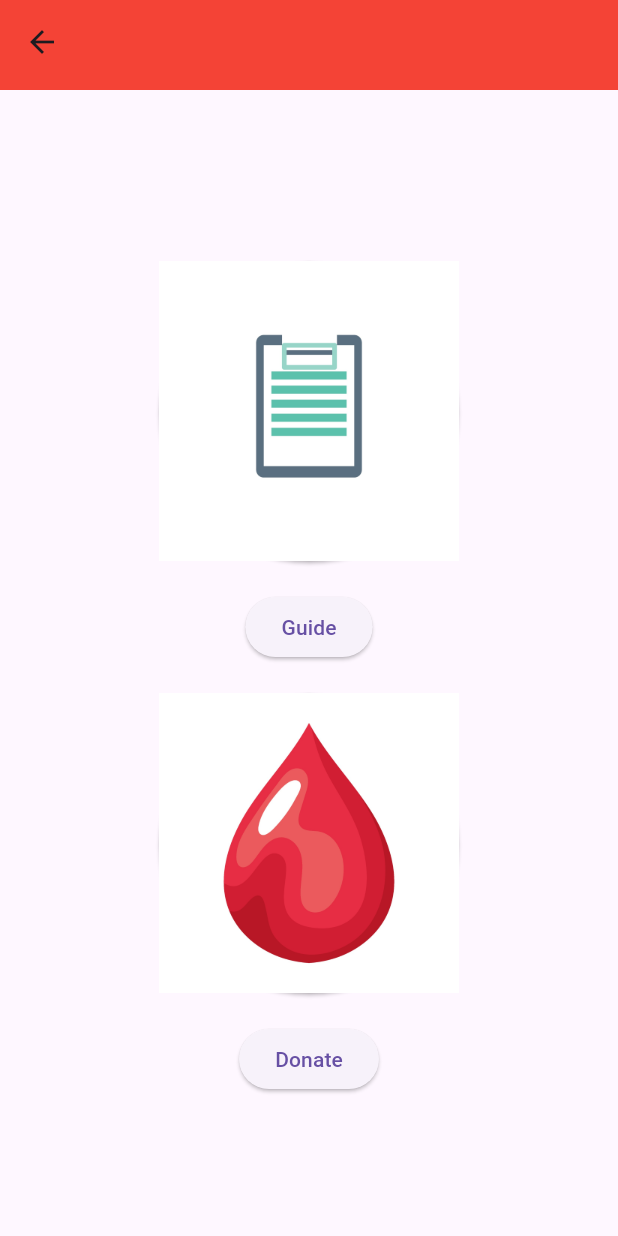
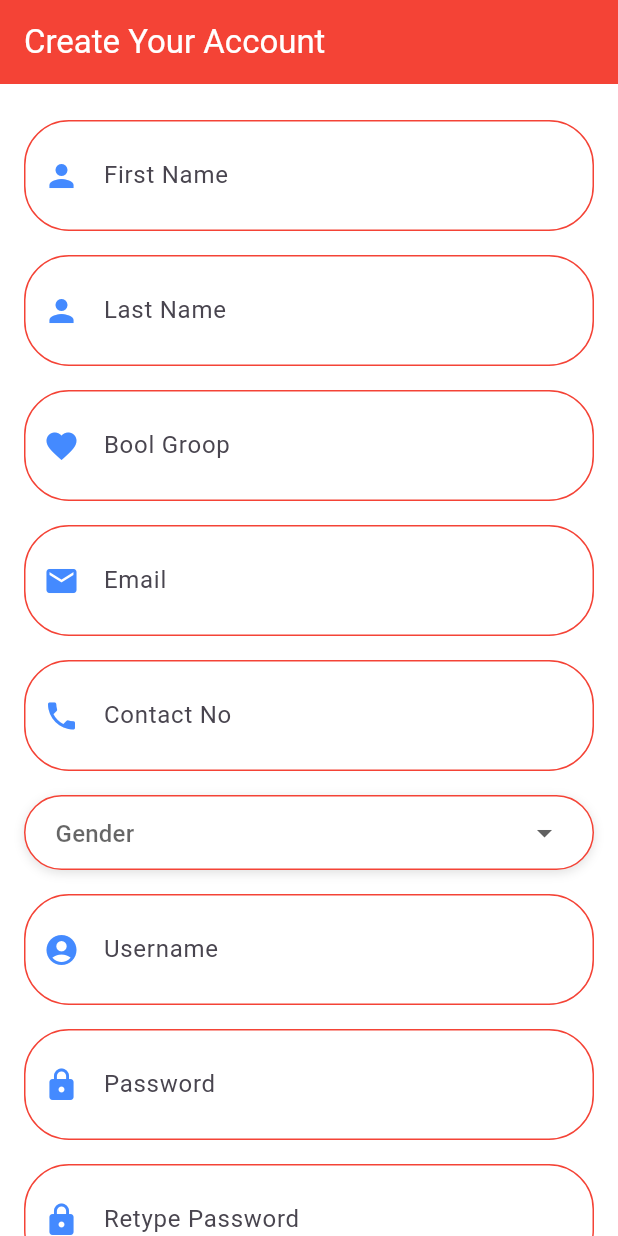
Before and after one commit to Gathika12/Blood-Donation-Mobile-App-Flutter, a Flutter app: the screen it shows after launch, on a phone screen of 412 x 824 dp. Run offline on Flutter 3.47's test engine with Material 3 defaults, Android fonts, the phone set to English and light mode, and no system bars.

Commit message:
Register page

```diff
--- a/blood donation/lib/main.dart
+++ b/blood donation/lib/main.dart
@@ -1,7 +1,5 @@
-import 'package:firebase_core/firebase_core.dart';
-import 'package:flutter/foundation.dart';
 import 'package:flutter/material.dart';
-import 'package:practice02/home.dart';
+import 'package:practice02/register.dart';
 //import 'package:practice02/home.dart';
 //import 'package:practice02/register.dart';
 //import 'package:practice02/welcome.dart';
@@ -26,7 +24,7 @@ void main() async {
   }
 */
   runApp(MaterialApp(
-    home: DashboardPage(), // Use HomePage widget as the home page
+    home: RegisterPage(), // Use HomePage widget as the home page
   ));
 }
 
--- /dev/null
+++ b/blood donation/lib/register.dart
@@ -0,0 +1,205 @@
+import 'package:flutter/material.dart';
+import 'package:practice02/login.dart';
+
+void main() {
+  runApp(MaterialApp(
+    home: RegisterPage(),
+  ));
+}
+
+class RegisterPage extends StatefulWidget {
+  @override
+  _RegisterPageState createState() => _RegisterPageState();
+}
+
+class _RegisterPageState extends State<RegisterPage> {
+  TextEditingController _firstNameController = TextEditingController();
+  TextEditingController _lastNameController = TextEditingController();
+  TextEditingController _emailController = TextEditingController();
+  TextEditingController _contactNoController = TextEditingController();
+  TextEditingController _usernameController = TextEditingController();
+  TextEditingController _passwordController = TextEditingController();
+  TextEditingController _retypePasswordController = TextEditingController();
+  TextEditingController _locationController = TextEditingController();
+  TextEditingController _BoolGroopController = TextEditingController();
+
+  String? _selectedGender;
+
+  Widget _buildOvalTextFieldWithIcon({
+    required TextEditingController controller,
+    required String labelText,
+    required IconData icon,
+  }) {
+    return Container(
+      margin: EdgeInsets.symmetric(vertical: 8.0),
+      decoration: BoxDecoration(
+        borderRadius: BorderRadius.circular(30.0), // Make it oval-shaped
+        color: Colors.white,
+        border: Border.all(color: Colors.red), // Red border
+        boxShadow: [
+          BoxShadow(
+            color: Colors.white,
+            blurRadius: 5.0,
+            offset: Offset(0, 2),
+          ),
+        ],
+      ),
+      child: TextFormField(
+        controller: controller,
+        decoration: InputDecoration(
+          labelText: labelText,
+          prefixIcon: Icon(
+            icon,
+            color: Colors.blueAccent,
+          ),
+          border: InputBorder.none,
+          contentPadding:
+              EdgeInsets.symmetric(horizontal: 20.0, vertical: 16.0),
+        ),
+      ),
+    );
+  }
+
+  Widget _buildGenderDropdown() {
+    return Container(
+      margin: EdgeInsets.symmetric(vertical: 8.0),
+      padding: EdgeInsets.symmetric(horizontal: 20.0),
+      decoration: BoxDecoration(
+        borderRadius: BorderRadius.circular(30.0), // Make it oval-shaped
+        border: Border.all(color: Colors.red), // Red border
+        color: Colors.white,
+        boxShadow: [
+          BoxShadow(
+            color: Colors.black12,
+            blurRadius: 5.0,
+            offset: Offset(0, 2),
+          ),
+        ],
+      ),
+      child: DropdownButtonFormField<String>(
+        value: _selectedGender,
+        decoration: InputDecoration(
+          hintText: 'Gender',
+          border: InputBorder.none,
+        ),
+        onChanged: (newValue) {
+          setState(() {
+            _selectedGender = newValue;
+          });
+        },
+        items: ['Male', 'Female', 'Other']
+            .map<DropdownMenuItem<String>>((String value) {
+          return DropdownMenuItem<String>(
+            value: value,
+            child: Text(
+              value,
+              style: TextStyle(color: Colors.white),
+            ),
+          );
+        }).toList(),
+      ),
+    );
+  }
+
+  void signUp() {
+    // Placeholder for the signup functionality
+    ScaffoldMessenger.of(context)
+        .showSnackBar(SnackBar(content: Text('Create Account clicked')));
+  }
+
+  @override
+  Widget build(BuildContext context) {
+    return Scaffold(
+      appBar: AppBar(
+        title: Text(
+          'Create Your Account',
+          style: TextStyle(color: Colors.white),
+        ),
+        backgroundColor: Colors.red, // Red background color
+        elevation: 0.0,
+      ),
+      backgroundColor: Colors.white, // White background color
+      body: SingleChildScrollView(
+        padding: EdgeInsets.all(16.0),
+        child: Column(
+          crossAxisAlignment: CrossAxisAlignment.stretch,
+          children: [
+            _buildOvalTextFieldWithIcon(
+              controller: _firstNameController,
+              labelText: 'First Name',
+              icon: Icons.person,
+            ),
+            _buildOvalTextFieldWithIcon(
+              controller: _lastNameController,
+              labelText: 'Last Name',
+              icon: Icons.person,
+            ),
+            _buildOvalTextFieldWithIcon(
+              controller: _BoolGroopController,
+              labelText: 'Bool Groop',
+              icon: Icons.favorite, // Blood icon
+            ),
+            _buildOvalTextFieldWithIcon(
+              controller: _emailController,
+              labelText: 'Email',
+              icon: Icons.email,
+            ),
+            _buildOvalTextFieldWithIcon(
+              controller: _contactNoController,
+              labelText: 'Contact No',
+              icon: Icons.phone,
+            ),
+            _buildGenderDropdown(),
+            _buildOvalTextFieldWithIcon(
+              controller: _usernameController,
+              labelText: 'Username',
+              icon: Icons.account_circle,
+            ),
+            _buildOvalTextFieldWithIcon(
+              controller: _passwordController,
+              labelText: 'Password',
+              icon: Icons.lock,
+            ),
+            _buildOvalTextFieldWithIcon(
+              controller: _retypePasswordController,
+              labelText: 'Retype Password',
+              icon: Icons.lock,
+            ),
+
+            // Updated TextField with blood icon
+
+            SizedBox(height: 16.0),
+            ElevatedButton(
+              onPressed: () {
+                Navigator.push(
+                    context, MaterialPageRoute(builder: (context) => Home()));
+              }, // Call the signUp method here
+              child: Text('Create Account',
+                  style: TextStyle(color: Colors.white)), // White text color
+              style: ElevatedButton.styleFrom(
+                backgroundColor: Colors.red, // Red button color
+                elevation: 0.0,
+                shape: RoundedRectangleBorder(
+                  borderRadius: BorderRadius.circular(30.0),
+                ),
+              ),
+            ),
+          ],
+        ),
+      ),
+    );
+  }
+
+  @override
+  void dispose() {
+    _firstNameController.dispose();
+    _lastNameController.dispose();
+    _emailController.dispose();
+    _contactNoController.dispose();
+    _usernameController.dispose();
+    _passwordController.dispose();
+    _retypePasswordController.dispose();
+    _BoolGroopController.dispose();
+    super.dispose();
+  }
+}
```
